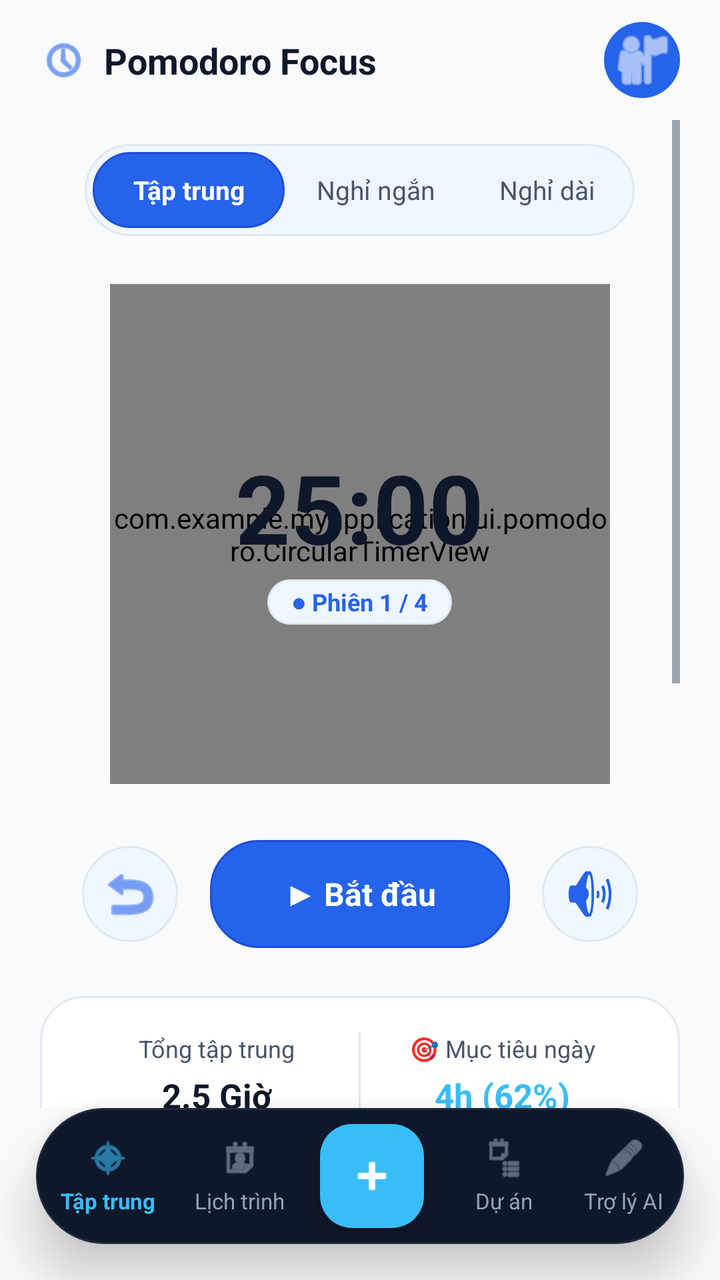
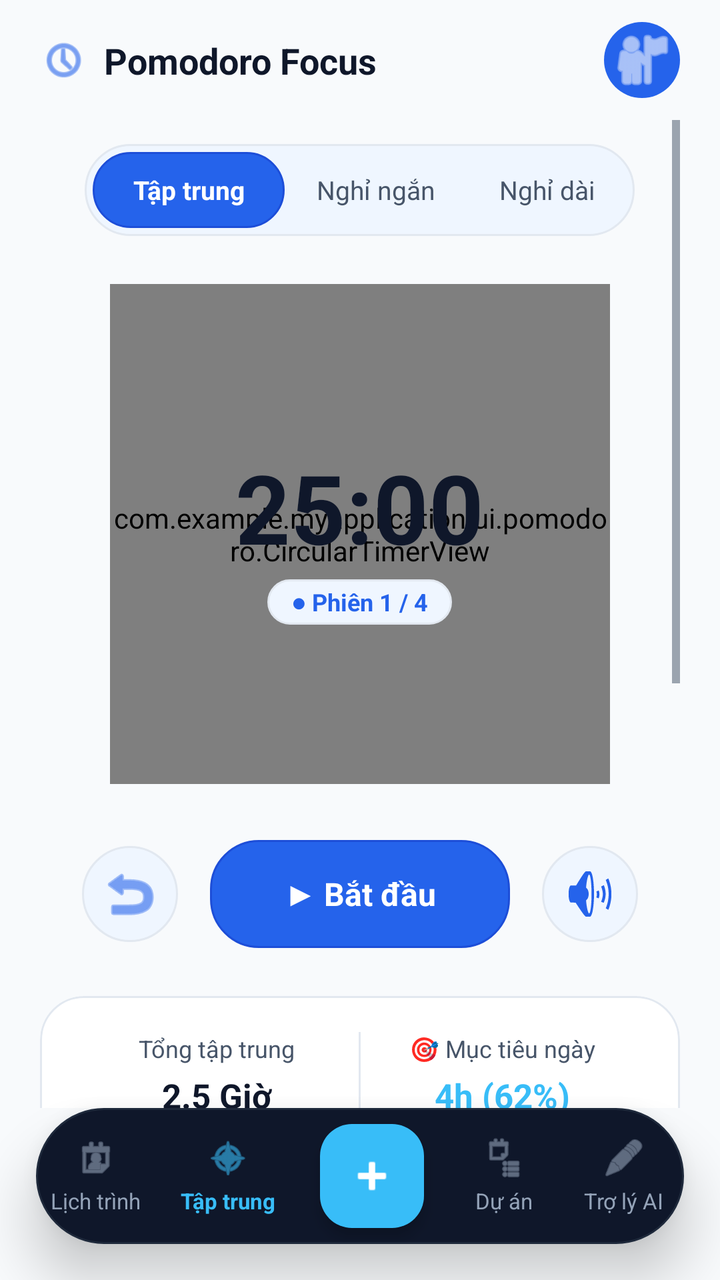

The first picture is an Android layout as it rendered before a commit; the second is the same layout after the commit. The layout source and the unified diff follow.
<!-- AndroidManifest.xml: application theme Theme.MyApplication -->
<!-- res/layout/activity_pomodoro.xml -->
<?xml version="1.0" encoding="utf-8"?>
<androidx.constraintlayout.widget.ConstraintLayout
    xmlns:android="http://schemas.android.com/apk/res/android"
    xmlns:app="http://schemas.android.com/apk/res-auto"
    xmlns:tools="http://schemas.android.com/tools"
    android:layout_width="match_parent"
    android:layout_height="match_parent"
    android:background="@color/bg_main"
    tools:context=".ui.pomodoro.PomodoroActivity">

    
    <androidx.constraintlayout.widget.ConstraintLayout
        android:id="@+id/headerLayout"
        android:layout_width="match_parent"
        android:layout_height="60dp"
        android:paddingHorizontal="20dp"
        app:layout_constraintTop_toTopOf="parent">

        <LinearLayout
            android:layout_width="wrap_content"
            android:layout_height="wrap_content"
            android:gravity="center_vertical"
            android:orientation="horizontal"
            app:layout_constraintBottom_toBottomOf="parent"
            app:layout_constraintStart_toStartOf="parent"
            app:layout_constraintTop_toTopOf="parent">

            <ImageView
                android:layout_width="24dp"
                android:layout_height="24dp"
                android:src="@android:drawable/ic_menu_recent_history"
                app:tint="@color/brand_primary" />

            <TextView
                android:layout_width="wrap_content"
                android:layout_height="wrap_content"
                android:layout_marginStart="8dp"
                android:text="Pomodoro Focus"
                android:textColor="@color/text_primary"
                android:textSize="18sp"
                android:textStyle="bold" />
        </LinearLayout>

        <ImageButton
            android:id="@+id/btnSettings"
            android:layout_width="38dp"
            android:layout_height="38dp"
            android:layout_marginEnd="8dp"
            android:background="@drawable/bg_pill_light"
            android:src="@android:drawable/ic_menu_preferences"
            android:visibility="gone"
            app:tint="@color/text_secondary"
            app:layout_constraintBottom_toBottomOf="parent"
            app:layout_constraintEnd_toStartOf="@id/imgAvatar"
            app:layout_constraintTop_toTopOf="parent" />

        <ImageView
            android:id="@+id/imgAvatar"
            android:layout_width="38dp"
            android:layout_height="38dp"
            android:background="@drawable/bg_circle_brown"
            android:padding="2dp"
            android:src="@android:drawable/ic_menu_myplaces"
            app:tint="#FFFFFF"
            app:layout_constraintBottom_toBottomOf="parent"
            app:layout_constraintEnd_toEndOf="parent"
            app:layout_constraintTop_toTopOf="parent" />
    </androidx.constraintlayout.widget.ConstraintLayout>

    
    <ScrollView
        android:layout_width="match_parent"
        android:layout_height="0dp"
        android:clipToPadding="false"
        android:paddingHorizontal="20dp"
        android:paddingBottom="100dp"
        app:layout_constraintBottom_toTopOf="@id/customBottomNav"
        app:layout_constraintTop_toBottomOf="@id/headerLayout">

        <LinearLayout
            android:layout_width="match_parent"
            android:layout_height="wrap_content"
            android:gravity="center_horizontal"
            android:orientation="vertical">

            
            <LinearLayout
                android:layout_width="wrap_content"
                android:layout_height="wrap_content"
                android:layout_marginTop="12dp"
                android:background="@drawable/bg_pill_light"
                android:orientation="horizontal"
                android:padding="4dp">

                <TextView
                    android:id="@+id/tabFocus"
                    android:layout_width="wrap_content"
                    android:layout_height="38dp"
                    android:background="@drawable/bg_pill_brown"
                    android:gravity="center"
                    android:paddingHorizontal="20dp"
                    android:text="Tập trung"
                    android:textColor="#FFFFFF"
                    android:textSize="13sp"
                    android:textStyle="bold" />

                <TextView
                    android:id="@+id/tabShortBreak"
                    android:layout_width="wrap_content"
                    android:layout_height="38dp"
                    android:gravity="center"
                    android:paddingHorizontal="16dp"
                    android:text="Nghỉ ngắn"
                    android:textColor="@color/text_secondary"
                    android:textSize="13sp" />

                <TextView
                    android:id="@+id/tabLongBreak"
                    android:layout_width="wrap_content"
                    android:layout_height="38dp"
                    android:gravity="center"
                    android:paddingHorizontal="16dp"
                    android:text="Nghỉ dài"
                    android:textColor="@color/text_secondary"
                    android:textSize="13sp" />
            </LinearLayout>

            
            <com.google.android.material.card.MaterialCardView
                android:id="@+id/cardActiveTask"
                android:layout_width="match_parent"
                android:layout_height="wrap_content"
                android:layout_marginTop="20dp"
                android:visibility="gone"
                app:cardBackgroundColor="@color/card_bg"
                app:cardCornerRadius="22dp"
                app:cardElevation="0dp"
                app:strokeColor="@color/card_stroke"
                app:strokeWidth="1dp">

                <LinearLayout
                    android:layout_width="match_parent"
                    android:layout_height="wrap_content"
                    android:orientation="vertical"
                    android:padding="16dp">

                    <LinearLayout
                        android:layout_width="match_parent"
                        android:layout_height="wrap_content"
                        android:gravity="center_vertical"
                        android:orientation="horizontal">

                        <TextView
                            android:id="@+id/tvTaskCategoryTag"
                            android:layout_width="wrap_content"
                            android:layout_height="24dp"
                            android:background="@drawable/bg_pill_light"
                            android:gravity="center"
                            android:paddingHorizontal="10dp"
                            android:text="🏷 Công việc"
                            android:textColor="@color/brand_primary"
                            android:textSize="11sp"
                            android:textStyle="bold" />

                        <View
                            android:layout_width="0dp"
                            android:layout_height="0dp"
                            android:layout_weight="1" />

                        <ImageButton
                            android:id="@+id/btnSwapTask"
                            android:layout_width="28dp"
                            android:layout_height="28dp"
                            android:background="?android:attr/selectableItemBackgroundBorderless"
                            android:src="@android:drawable/ic_menu_sort_by_size"
                            app:tint="@color/brand_primary" />
                    </LinearLayout>

                    <TextView
                        android:id="@+id/tvActiveTaskTitle"
                        android:layout_width="match_parent"
                        android:layout_height="wrap_content"
                        android:layout_marginTop="8dp"
                        android:ellipsize="end"
                        android:maxLines="1"
                        android:text="Hoàn thiện báo cáo chiến lược..."
                        android:textColor="@color/text_primary"
                        android:textSize="16sp"
                        android:textStyle="bold" />

                    <ProgressBar
                        android:id="@+id/progressTask"
                        style="?android:attr/progressBarStyleHorizontal"
                        android:layout_width="match_parent"
                        android:layout_height="6dp"
                        android:layout_marginTop="10dp"
                        android:progress="0"
                        android:progressTint="@color/brand_primary" />
                </LinearLayout>
            </com.google.android.material.card.MaterialCardView>

            
            <FrameLayout
                android:layout_width="250dp"
                android:layout_height="250dp"
                android:layout_marginTop="24dp">

                <com.example.myapplication.ui.pomodoro.CircularTimerView
                    android:id="@+id/circularTimerView"
                    android:layout_width="match_parent"
                    android:layout_height="match_parent" />

                <LinearLayout
                    android:layout_width="wrap_content"
                    android:layout_height="wrap_content"
                    android:layout_gravity="center"
                    android:gravity="center"
                    android:orientation="vertical">

                    <TextView
                        android:id="@+id/tvTimerDisplay"
                        android:layout_width="wrap_content"
                        android:layout_height="wrap_content"
                        android:text="25:00"
                        android:textColor="@color/text_primary"
                        android:textSize="48sp"
                        android:textStyle="bold" />

                    <TextView
                        android:id="@+id/tvSessionCount"
                        android:layout_width="wrap_content"
                        android:layout_height="wrap_content"
                        android:layout_marginTop="4dp"
                        android:background="@drawable/bg_pill_light"
                        android:paddingHorizontal="12dp"
                        android:paddingVertical="3dp"
                        android:text="● Phiên 1 / 4"
                        android:textColor="@color/brand_primary"
                        android:textSize="12sp"
                        android:textStyle="bold" />
                </LinearLayout>
            </FrameLayout>

            
            <LinearLayout
                android:layout_width="wrap_content"
                android:layout_height="wrap_content"
                android:layout_marginTop="28dp"
                android:gravity="center_vertical"
                android:orientation="horizontal">

                <ImageButton
                    android:id="@+id/btnResetTimer"
                    android:layout_width="48dp"
                    android:layout_height="48dp"
                    android:background="@drawable/bg_pill_light"
                    android:src="@android:drawable/ic_menu_revert"
                    app:tint="@color/brand_primary" />

                <TextView
                    android:id="@+id/btnStartTimer"
                    android:layout_width="150dp"
                    android:layout_height="54dp"
                    android:layout_marginHorizontal="16dp"
                    android:background="@drawable/bg_pill_brown"
                    android:gravity="center"
                    android:text="▶ Bắt đầu"
                    android:textColor="#FFFFFF"
                    android:textSize="16sp"
                    android:textStyle="bold" />

                <ImageButton
                    android:id="@+id/btnSoundToggle"
                    android:layout_width="48dp"
                    android:layout_height="48dp"
                    android:background="@drawable/bg_pill_light"
                    android:src="@android:drawable/ic_lock_silent_mode_off"
                    app:tint="@color/brand_primary" />
            </LinearLayout>

            
            <com.google.android.material.card.MaterialCardView
                android:layout_width="match_parent"
                android:layout_height="wrap_content"
                android:layout_marginTop="24dp"
                app:cardBackgroundColor="@color/card_bg"
                app:cardCornerRadius="22dp"
                app:cardElevation="0dp"
                app:strokeColor="@color/card_stroke"
                app:strokeWidth="1dp">

                <LinearLayout
                    android:layout_width="match_parent"
                    android:layout_height="wrap_content"
                    android:orientation="horizontal"
                    android:padding="18dp">

                    <LinearLayout
                        android:layout_width="0dp"
                        android:layout_height="wrap_content"
                        android:layout_weight="1"
                        android:gravity="center"
                        android:orientation="vertical">

                        <TextView
                            android:id="@+id/tvFocusLabel"
                            android:layout_width="wrap_content"
                            android:layout_height="wrap_content"
                            android:text="Tổng tập trung"
                            android:textColor="@color/text_secondary"
                            android:textSize="12sp" />

                        <TextView
                            android:id="@+id/tvTotalFocusHours"
                            android:layout_width="wrap_content"
                            android:layout_height="wrap_content"
                            android:layout_marginTop="4dp"
                            android:text="2.5 Giờ"
                            android:textColor="@color/text_primary"
                            android:textSize="17sp"
                            android:textStyle="bold" />
                    </LinearLayout>

                    <View
                        android:layout_width="1dp"
                        android:layout_height="match_parent"
                        android:background="@color/card_stroke" />

                    <LinearLayout
                        android:layout_width="0dp"
                        android:layout_height="wrap_content"
                        android:layout_weight="1"
                        android:gravity="center"
                        android:orientation="vertical">

                        <TextView
                            android:id="@+id/tvGoalLabel"
                            android:layout_width="wrap_content"
                            android:layout_height="wrap_content"
                            android:text="🎯 Mục tiêu ngày"
                            android:textColor="@color/text_secondary"
                            android:textSize="12sp" />

                        <TextView
                            android:id="@+id/tvGoalProgress"
                            android:layout_width="wrap_content"
                            android:layout_height="wrap_content"
                            android:layout_marginTop="4dp"
                            android:text="4h (62%)"
                            android:textColor="@color/brand_accent"
                            android:textSize="17sp"
                            android:textStyle="bold" />
                    </LinearLayout>
                </LinearLayout>
            </com.google.android.material.card.MaterialCardView>

            
            <TextView
                android:layout_width="wrap_content"
                android:layout_height="wrap_content"
                android:layout_marginTop="20dp"
                android:layout_gravity="start"
                android:text="ÂM THANH NỀN THƯ GIÃN (6 LOẠI)"
                android:textColor="@color/text_secondary"
                android:textSize="11sp"
                android:textStyle="bold"
                android:letterSpacing="0.05" />

            
            <HorizontalScrollView
                android:layout_width="match_parent"
                android:layout_height="wrap_content"
                android:layout_marginTop="10dp"
                android:scrollbars="none">

                <LinearLayout
                    android:id="@+id/layoutSoundChips"
                    android:layout_width="wrap_content"
                    android:layout_height="wrap_content"
                    android:orientation="horizontal">

                    <TextView
                        android:id="@+id/chipSound1"
                        android:layout_width="wrap_content"
                        android:layout_height="36dp"
                        android:background="@drawable/bg_pill_brown"
                        android:gravity="center"
                        android:paddingHorizontal="16dp"
                        android:text="🌲 Rừng thông"
                        android:textColor="#FFFFFF"
                        android:textSize="12sp"
                        android:textStyle="bold" />

                    <TextView
                        android:id="@+id/chipSound2"
                        android:layout_width="wrap_content"
                        android:layout_height="36dp"
                        android:layout_marginStart="8dp"
                        android:background="@drawable/bg_pill_light"
                        android:gravity="center"
                        android:paddingHorizontal="16dp"
                        android:text="🌧 Tiếng mưa rơi"
                        android:textColor="@color/text_primary"
                        android:textSize="12sp" />

                    <TextView
                        android:id="@+id/chipSound3"
                        android:layout_width="wrap_content"
                        android:layout_height="36dp"
                        android:layout_marginStart="8dp"
                        android:background="@drawable/bg_pill_light"
                        android:gravity="center"
                        android:paddingHorizontal="16dp"
                        android:text="🌊 Sóng biển"
                        android:textColor="@color/text_primary"
                        android:textSize="12sp" />

                    <TextView
                        android:id="@+id/chipSound4"
                        android:layout_width="wrap_content"
                        android:layout_height="36dp"
                        android:layout_marginStart="8dp"
                        android:background="@drawable/bg_pill_light"
                        android:gravity="center"
                        android:paddingHorizontal="16dp"
                        android:text="☕ Quán cà phê"
                        android:textColor="@color/text_primary"
                        android:textSize="12sp" />

                    <TextView
                        android:id="@+id/chipSound5"
                        android:layout_width="wrap_content"
                        android:layout_height="36dp"
                        android:layout_marginStart="8dp"
                        android:background="@drawable/bg_pill_light"
                        android:gravity="center"
                        android:paddingHorizontal="16dp"
                        android:text="⚡ Binaural 432Hz"
                        android:textColor="@color/text_primary"
                        android:textSize="12sp" />

                    <TextView
                        android:id="@+id/chipSound6"
                        android:layout_width="wrap_content"
                        android:layout_height="36dp"
                        android:layout_marginStart="8dp"
                        android:background="@drawable/bg_pill_light"
                        android:gravity="center"
                        android:paddingHorizontal="16dp"
                        android:text="⚪ White Noise"
                        android:textColor="@color/text_primary"
                        android:textSize="12sp" />
                </LinearLayout>
            </HorizontalScrollView>

            
            <com.google.android.material.card.MaterialCardView
                android:id="@+id/cardSoundSelector"
                android:layout_width="match_parent"
                android:layout_height="wrap_content"
                android:layout_marginTop="12dp"
                app:cardBackgroundColor="@color/card_bg"
                app:cardCornerRadius="22dp"
                app:cardElevation="0dp"
                app:strokeColor="@color/card_stroke"
                app:strokeWidth="1dp">

                <LinearLayout
                    android:layout_width="match_parent"
                    android:layout_height="wrap_content"
                    android:gravity="center_vertical"
                    android:orientation="horizontal"
                    android:padding="16dp">

                    <ImageView
                        android:id="@+id/imgSoundIcon"
                        android:layout_width="28dp"
                        android:layout_height="28dp"
                        android:src="@android:drawable/ic_lock_silent_mode_off"
                        app:tint="@color/brand_primary" />

                    <LinearLayout
                        android:layout_width="0dp"
                        android:layout_height="wrap_content"
                        android:layout_marginStart="12dp"
                        android:layout_weight="1"
                        android:orientation="vertical">

                        <TextView
                            android:id="@+id/tvSoundTitle"
                            android:layout_width="wrap_content"
                            android:layout_height="wrap_content"
                            android:text="Âm thanh nền: Rừng thông &amp; Gió nhẹ"
                            android:textColor="@color/text_primary"
                            android:textSize="13sp"
                            android:textStyle="bold" />

                        <TextView
                            android:id="@+id/tvSoundSubtitle"
                            android:layout_width="wrap_content"
                            android:layout_height="wrap_content"
                            android:layout_marginTop="2dp"
                            android:text="Tần số thiên nhiên - 432Hz"
                            android:textColor="@color/text_secondary"
                            android:textSize="11sp" />
                    </LinearLayout>

                    <ImageView
                        android:id="@+id/btnPlayPauseSound"
                        android:layout_width="32dp"
                        android:layout_height="32dp"
                        android:background="?android:attr/selectableItemBackgroundBorderless"
                        android:src="@android:drawable/ic_media_play"
                        app:tint="@color/brand_accent" />
                </LinearLayout>
            </com.google.android.material.card.MaterialCardView>

        </LinearLayout>
    </ScrollView>

    
    <LinearLayout
        android:id="@+id/customBottomNav"
        android:layout_width="match_parent"
        android:layout_height="68dp"
        android:layout_gravity="bottom"
        android:layout_marginStart="18dp"
        android:layout_marginEnd="18dp"
        android:layout_marginBottom="18dp"
        android:background="@drawable/bg_bottom_nav_dark"
        android:elevation="16dp"
        android:gravity="center_vertical"
        android:orientation="horizontal"
        app:layout_constraintBottom_toBottomOf="parent">

        
        <LinearLayout
            android:id="@+id/navFocus"
            android:layout_width="0dp"
            android:layout_height="match_parent"
            android:layout_weight="1.2"
            android:background="?android:attr/selectableItemBackgroundBorderless"
            android:gravity="center"
            android:orientation="vertical">

            <ImageView
                android:layout_width="22dp"
                android:layout_height="22dp"
                android:src="@android:drawable/ic_menu_compass"
                app:tint="#38BDF8" />

            <TextView
                android:layout_width="wrap_content"
                android:layout_height="wrap_content"
                android:layout_marginTop="3dp"
                android:text="Tập trung"
                android:textColor="#38BDF8"
                android:textSize="11sp"
                android:textStyle="bold" />
        </LinearLayout>

        
        <LinearLayout
            android:id="@+id/navAgenda"
            android:layout_width="0dp"
            android:layout_height="match_parent"
            android:layout_weight="1"
            android:background="?android:attr/selectableItemBackgroundBorderless"
            android:gravity="center"
            android:orientation="vertical">

            <ImageView
                android:layout_width="22dp"
                android:layout_height="22dp"
                android:src="@android:drawable/ic_menu_my_calendar"
                app:tint="#94A3B8" />

            <TextView
                android:layout_width="wrap_content"
                android:layout_height="wrap_content"
                android:layout_marginTop="3dp"
                android:text="Lịch trình"
                android:textColor="#94A3B8"
                android:textSize="11sp" />
        </LinearLayout>

        
        <FrameLayout
            android:layout_width="0dp"
            android:layout_height="match_parent"
            android:layout_weight="1.2"
            android:gravity="center">

            <com.google.android.material.floatingactionbutton.FloatingActionButton
                android:id="@+id/fabAdd"
                android:layout_width="wrap_content"
                android:layout_height="wrap_content"
                android:layout_gravity="center"
                android:backgroundTint="@color/brand_accent"
                android:src="@android:drawable/ic_input_add"
                app:borderWidth="0dp"
                app:elevation="4dp"
                app:fabCustomSize="52dp"
                app:maxImageSize="26dp"
                app:tint="#FFFFFF" />
        </FrameLayout>

        
        <LinearLayout
            android:id="@+id/navProjects"
            android:layout_width="0dp"
            android:layout_height="match_parent"
            android:layout_weight="1"
            android:background="?android:attr/selectableItemBackgroundBorderless"
            android:gravity="center"
            android:orientation="vertical">

            <ImageView
                android:layout_width="22dp"
                android:layout_height="22dp"
                android:src="@android:drawable/ic_menu_agenda"
                app:tint="#94A3B8" />

            <TextView
                android:layout_width="wrap_content"
                android:layout_height="wrap_content"
                android:layout_marginTop="3dp"
                android:text="Dự án"
                android:textColor="#94A3B8"
                android:textSize="11sp" />
        </LinearLayout>

        
        <LinearLayout
            android:id="@+id/navTimeline"
            android:layout_width="0dp"
            android:layout_height="match_parent"
            android:layout_weight="1"
            android:background="?android:attr/selectableItemBackgroundBorderless"
            android:gravity="center"
            android:orientation="vertical">

            <ImageView
                android:layout_width="22dp"
                android:layout_height="22dp"
                android:src="@android:drawable/ic_menu_edit"
                app:tint="#94A3B8" />

            <TextView
                android:layout_width="wrap_content"
                android:layout_height="wrap_content"
                android:layout_marginTop="3dp"
                android:text="Trợ lý AI"
                android:textColor="#94A3B8"
                android:textSize="11sp" />
        </LinearLayout>
    </LinearLayout>

</androidx.constraintlayout.widget.ConstraintLayout>
<!-- resources referenced by this layout -->
<resources>
  <color name="bg_main">#F8FAFC</color>
  <color name="brand_accent">#38BDF8</color>
  <color name="brand_primary">#2563EB</color>
  <color name="card_bg">#FFFFFF</color>
  <color name="card_stroke">#E2E8F0</color>
  <color name="text_primary">#0F172A</color>
  <color name="text_secondary">#475569</color>
  <!-- drawable bg_bottom_nav_dark (drawable) -->
  <?xml version="1.0" encoding="utf-8"?>
  <shape xmlns:android="http://schemas.android.com/apk/res/android"
      android:shape="rectangle">
      <solid android:color="#0F172A" />
      <corners android:radius="35dp" />
      <stroke
          android:width="1dp"
          android:color="#1E293B" />
  </shape>
  <!-- drawable bg_circle_brown (drawable) -->
  <?xml version="1.0" encoding="utf-8"?>
  <shape xmlns:android="http://schemas.android.com/apk/res/android"
      android:shape="oval">
      <solid android:color="#2563EB" />
  </shape>
  <!-- drawable bg_pill_brown (drawable) -->
  <?xml version="1.0" encoding="utf-8"?>
  <shape xmlns:android="http://schemas.android.com/apk/res/android"
      android:shape="rectangle">
      <solid android:color="@color/brand_primary" />
      <corners android:radius="24dp" />
      <stroke
          android:width="1dp"
          android:color="@color/brand_primary_dark" />
  </shape>
  <!-- drawable bg_pill_light (drawable) -->
  <?xml version="1.0" encoding="utf-8"?>
  <shape xmlns:android="http://schemas.android.com/apk/res/android"
      android:shape="rectangle">
      <solid android:color="@color/surface_pill" />
      <corners android:radius="24dp" />
      <stroke
          android:width="1dp"
          android:color="@color/card_stroke" />
  </shape>
  <style name="Theme.MyApplication" parent="Base.Theme.MyApplication" />
  <color name="brand_primary_dark">#1D4ED8</color>
  <color name="surface_pill">#EFF6FF</color>
  <style name="Base.Theme.MyApplication" parent="Theme.Material3.DayNight.NoActionBar">
          <item name="colorPrimary">@color/brand_primary</item>
          <item name="colorPrimaryVariant">@color/brand_primary_dark</item>
          <item name="colorSecondary">@color/brand_accent</item>
          <item name="android:colorBackground">@color/bg_main</item>
          <item name="android:windowBackground">@color/bg_main</item>
          <item name="android:statusBarColor">@color/bg_main</item>
          <item name="android:windowLightStatusBar">true</item>
          <item name="android:textColorPrimary">@color/text_primary</item>
          <item name="android:textColorSecondary">@color/text_secondary</item>
      </style>
</resources>

<!-- the commit's change to res/layout/activity_pomodoro.xml (unified diff, before → after) -->
@@ -535,6 +535,31 @@
 
         
         <LinearLayout
+            android:id="@+id/navAgenda"
+            android:layout_width="0dp"
+            android:layout_height="match_parent"
+            android:layout_weight="1"
+            android:background="?android:attr/selectableItemBackgroundBorderless"
+            android:gravity="center"
+            android:orientation="vertical">
+
+            <ImageView
+                android:layout_width="22dp"
+                android:layout_height="22dp"
+                android:src="@android:drawable/ic_menu_my_calendar"
+                app:tint="#94A3B8" />
+
+            <TextView
+                android:layout_width="wrap_content"
+                android:layout_height="wrap_content"
+                android:layout_marginTop="3dp"
+                android:text="Lịch trình"
+                android:textColor="#94A3B8"
+                android:textSize="11sp" />
+        </LinearLayout>
+
+        
+        <LinearLayout
             android:id="@+id/navFocus"
             android:layout_width="0dp"
             android:layout_height="match_parent"
@@ -557,31 +582,6 @@
                 android:textColor="#38BDF8"
                 android:textSize="11sp"
                 android:textStyle="bold" />
-        </LinearLayout>
-
-        
-        <LinearLayout
-            android:id="@+id/navAgenda"
-            android:layout_width="0dp"
-            android:layout_height="match_parent"
-            android:layout_weight="1"
-            android:background="?android:attr/selectableItemBackgroundBorderless"
-            android:gravity="center"
-            android:orientation="vertical">
-
-            <ImageView
-                android:layout_width="22dp"
-                android:layout_height="22dp"
-                android:src="@android:drawable/ic_menu_my_calendar"
-                app:tint="#94A3B8" />
-
-            <TextView
-                android:layout_width="wrap_content"
-                android:layout_height="wrap_content"
-                android:layout_marginTop="3dp"
-                android:text="Lịch trình"
-                android:textColor="#94A3B8"
-                android:textSize="11sp" />
         </LinearLayout>
 
         
